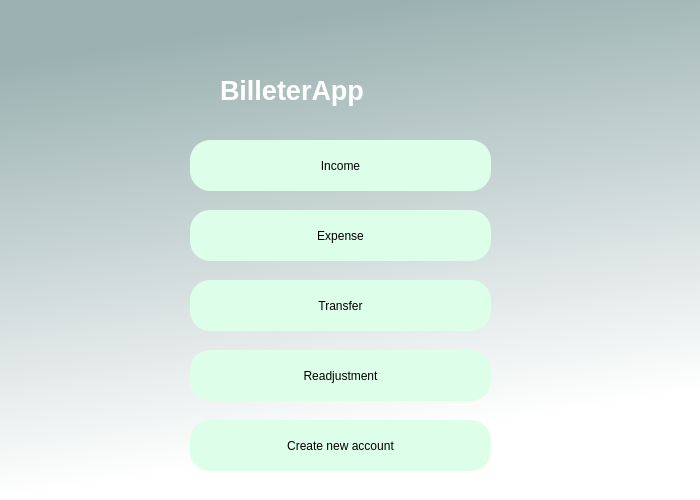
Before: the Qt Designer form guicore/operation_screen.ui in Igna11/billetera, drawn with Qt 5.
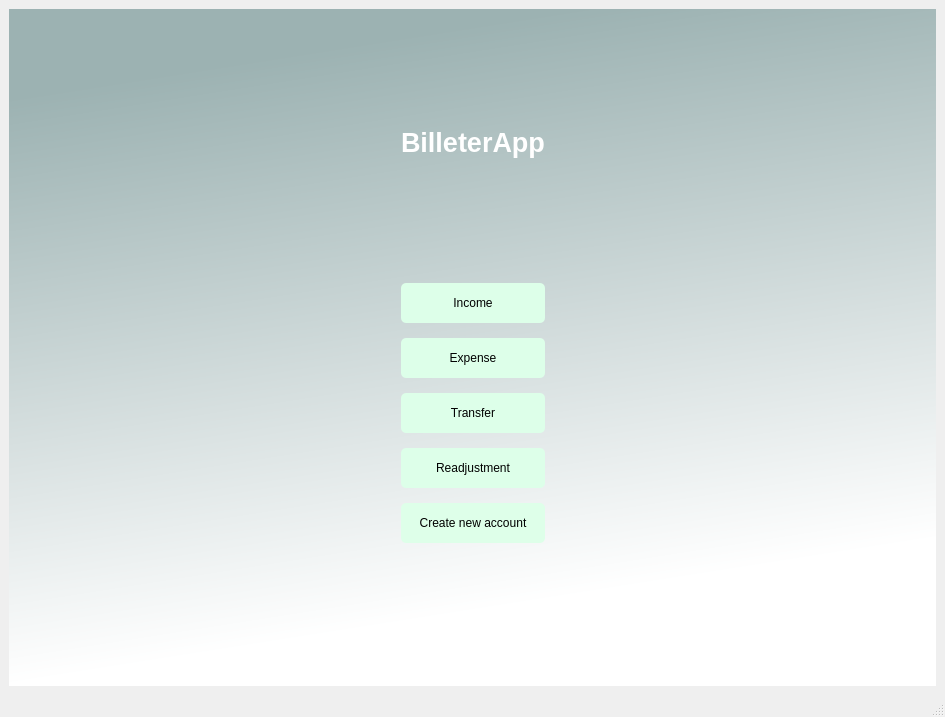
After: the same form once the commit is applied.

The edit to the form file:
```diff
--- a/guicore/operation_screen.ui
+++ b/guicore/operation_screen.ui
@@ -1,151 +1,259 @@
 <?xml version="1.0" encoding="UTF-8"?>
 <ui version="4.0">
- <class>BilleteraApp</class>
- <widget class="QDialog" name="BilleteraApp">
+ <class>MainWindow</class>
+ <widget class="QMainWindow" name="MainWindow">
   <property name="geometry">
    <rect>
     <x>0</x>
     <y>0</y>
-    <width>700</width>
-    <height>500</height>
+    <width>945</width>
+    <height>717</height>
    </rect>
   </property>
   <property name="windowTitle">
    <string>Dialog</string>
   </property>
-  <property name="sizeGripEnabled">
-   <bool>false</bool>
+  <property name="windowOpacity">
+   <double>1.000000000000000</double>
   </property>
-  <property name="modal">
-   <bool>false</bool>
-  </property>
-  <widget class="QWidget" name="widget" native="true">
-   <property name="geometry">
-    <rect>
-     <x>0</x>
-     <y>0</y>
-     <width>700</width>
-     <height>500</height>
-    </rect>
-   </property>
+  <widget class="QWidget" name="centralwidget">
+   <layout class="QHBoxLayout" name="horizontalLayout">
+    <item>
+     <widget class="QWidget" name="verticalWidget" native="true">
    <property name="styleSheet">
-    <string notr="true">QWidget#widget{
+       <string notr="true">QWidget#verticalWidget{
 background-color:qlineargradient(spread:pad, x1:0, y1:0, x2:0.207, y2:0.954545, stop:0.132159 rgba(156, 178, 178, 255), stop:1 rgba(255, 255, 255, 255))}</string>
    </property>
+      <layout class="QHBoxLayout" name="horizontalLayout_3">
+       <item>
+        <spacer name="horizontalSpacer">
+         <property name="orientation">
+          <enum>Qt::Horizontal</enum>
+         </property>
+         <property name="sizeHint" stdset="0">
+          <size>
+           <width>40</width>
+           <height>20</height>
+          </size>
+         </property>
+        </spacer>
+       </item>
+       <item>
+        <layout class="QVBoxLayout" name="verticalLayout_2">
+         <property name="spacing">
+          <number>15</number>
+         </property>
+         <item>
+          <spacer name="verticalSpacer_2">
+           <property name="orientation">
+            <enum>Qt::Vertical</enum>
+           </property>
+           <property name="sizeHint" stdset="0">
+            <size>
+             <width>20</width>
+             <height>40</height>
+            </size>
+           </property>
+          </spacer>
+         </item>
+         <item>
    <widget class="QLabel" name="label">
-    <property name="geometry">
-     <rect>
-      <x>220</x>
-      <y>70</y>
-      <width>251</width>
-      <height>41</height>
-     </rect>
-    </property>
     <property name="text">
      <string>&lt;html&gt;&lt;head/&gt;&lt;body&gt;&lt;p&gt;&lt;span style=&quot; font-size:20pt; font-weight:600; color:#ffffff;&quot;&gt;BilleterApp&lt;/span&gt;&lt;/p&gt;&lt;/body&gt;&lt;/html&gt;</string>
     </property>
    </widget>
+         </item>
+         <item>
+          <spacer name="verticalSpacer_3">
+           <property name="orientation">
+            <enum>Qt::Vertical</enum>
+           </property>
+           <property name="sizeHint" stdset="0">
+            <size>
+             <width>20</width>
+             <height>20</height>
+            </size>
+           </property>
+          </spacer>
+         </item>
+         <item>
    <widget class="QPushButton" name="income_button">
-    <property name="geometry">
-     <rect>
-      <x>190</x>
-      <y>140</y>
-      <width>301</width>
-      <height>51</height>
-     </rect>
+           <property name="minimumSize">
+            <size>
+             <width>0</width>
+             <height>40</height>
+            </size>
     </property>
     <property name="cursor">
      <cursorShape>PointingHandCursor</cursorShape>
     </property>
     <property name="styleSheet">
-     <string notr="true">border-radius:20px;
+            <string notr="true">border-radius:5px;
 background-color:rgb(221, 255, 233);</string>
     </property>
     <property name="text">
      <string>Income</string>
     </property>
-   </widget>
+           <property name="autoDefault">
+            <bool>true</bool>
+           </property>
+          </widget>
+         </item>
+         <item>
    <widget class="QPushButton" name="expense_button">
-    <property name="geometry">
-     <rect>
-      <x>190</x>
-      <y>210</y>
-      <width>301</width>
-      <height>51</height>
-     </rect>
+           <property name="minimumSize">
+            <size>
+             <width>0</width>
+             <height>40</height>
+            </size>
     </property>
     <property name="cursor">
      <cursorShape>PointingHandCursor</cursorShape>
     </property>
     <property name="styleSheet">
-     <string notr="true">border-radius:20px;
+            <string notr="true">border-radius:5px;
 background-color:rgb(221, 255, 233);</string>
     </property>
     <property name="text">
      <string>Expense</string>
     </property>
-   </widget>
+           <property name="autoDefault">
+            <bool>true</bool>
+           </property>
+          </widget>
+         </item>
+         <item>
    <widget class="QPushButton" name="transfer_button">
-    <property name="geometry">
-     <rect>
-      <x>190</x>
-      <y>280</y>
-      <width>301</width>
-      <height>51</height>
-     </rect>
+           <property name="minimumSize">
+            <size>
+             <width>0</width>
+             <height>40</height>
+            </size>
     </property>
     <property name="cursor">
      <cursorShape>PointingHandCursor</cursorShape>
     </property>
     <property name="styleSheet">
-     <string notr="true">border-radius:20px;
+            <string notr="true">border-radius:5px;
 background-color:rgb(221, 255, 233);</string>
     </property>
     <property name="text">
      <string>Transfer</string>
     </property>
-   </widget>
+           <property name="autoDefault">
+            <bool>true</bool>
+           </property>
+          </widget>
+         </item>
+         <item>
    <widget class="QPushButton" name="readjustment_button">
-    <property name="geometry">
-     <rect>
-      <x>190</x>
-      <y>350</y>
-      <width>301</width>
-      <height>51</height>
-     </rect>
+           <property name="minimumSize">
+            <size>
+             <width>0</width>
+             <height>40</height>
+            </size>
     </property>
     <property name="cursor">
      <cursorShape>PointingHandCursor</cursorShape>
     </property>
     <property name="styleSheet">
-     <string notr="true">border-radius:20px;
+            <string notr="true">border-radius:5px;
 background-color:rgb(221, 255, 233);</string>
     </property>
     <property name="text">
      <string>Readjustment</string>
     </property>
-   </widget>
+           <property name="autoDefault">
+            <bool>true</bool>
+           </property>
+          </widget>
+         </item>
+         <item>
    <widget class="QPushButton" name="crerate_new_account_button">
-    <property name="geometry">
-     <rect>
-      <x>190</x>
-      <y>420</y>
-      <width>301</width>
-      <height>51</height>
-     </rect>
+           <property name="minimumSize">
+            <size>
+             <width>0</width>
+             <height>40</height>
+            </size>
     </property>
     <property name="cursor">
      <cursorShape>PointingHandCursor</cursorShape>
     </property>
     <property name="styleSheet">
-     <string notr="true">border-radius:20px;
-background-color:rgb(221, 255, 233);</string>
+            <string notr="true">border-radius:5px;
+background-color:rgb(222, 255, 233);</string>
     </property>
     <property name="text">
      <string>Create new account</string>
     </property>
-   </widget>
-  </widget>
+           <property name="autoDefault">
+            <bool>true</bool>
+           </property>
+          </widget>
+         </item>
+         <item>
+          <widget class="QLabel" name="login_label">
+           <property name="maximumSize">
+            <size>
+             <width>16777215</width>
+             <height>15</height>
+            </size>
+           </property>
+           <property name="font">
+            <font>
+             <pointsize>7</pointsize>
+             <italic>true</italic>
+            </font>
+           </property>
+           <property name="text">
+            <string/>
+           </property>
+          </widget>
+         </item>
+         <item>
+          <spacer name="verticalSpacer">
+           <property name="orientation">
+            <enum>Qt::Vertical</enum>
+           </property>
+           <property name="sizeHint" stdset="0">
+            <size>
+             <width>20</width>
+             <height>40</height>
+            </size>
+           </property>
+          </spacer>
+         </item>
+        </layout>
+       </item>
+       <item>
+        <spacer name="horizontalSpacer_2">
+         <property name="orientation">
+          <enum>Qt::Horizontal</enum>
+         </property>
+         <property name="sizeHint" stdset="0">
+          <size>
+           <width>40</width>
+           <height>20</height>
+          </size>
+         </property>
+        </spacer>
+       </item>
+      </layout>
+     </widget>
+    </item>
+   </layout>
+  </widget>
+  <widget class="QMenuBar" name="menubar">
+   <property name="geometry">
+    <rect>
+     <x>0</x>
+     <y>0</y>
+     <width>945</width>
+     <height>26</height>
+    </rect>
+   </property>
+  </widget>
+  <widget class="QStatusBar" name="statusbar"/>
  </widget>
  <resources/>
  <connections/>
```
Left out of the diff: 2 changed lines with no effect on the pictures. Lines whose indentation alone changed are shown as unchanged.
